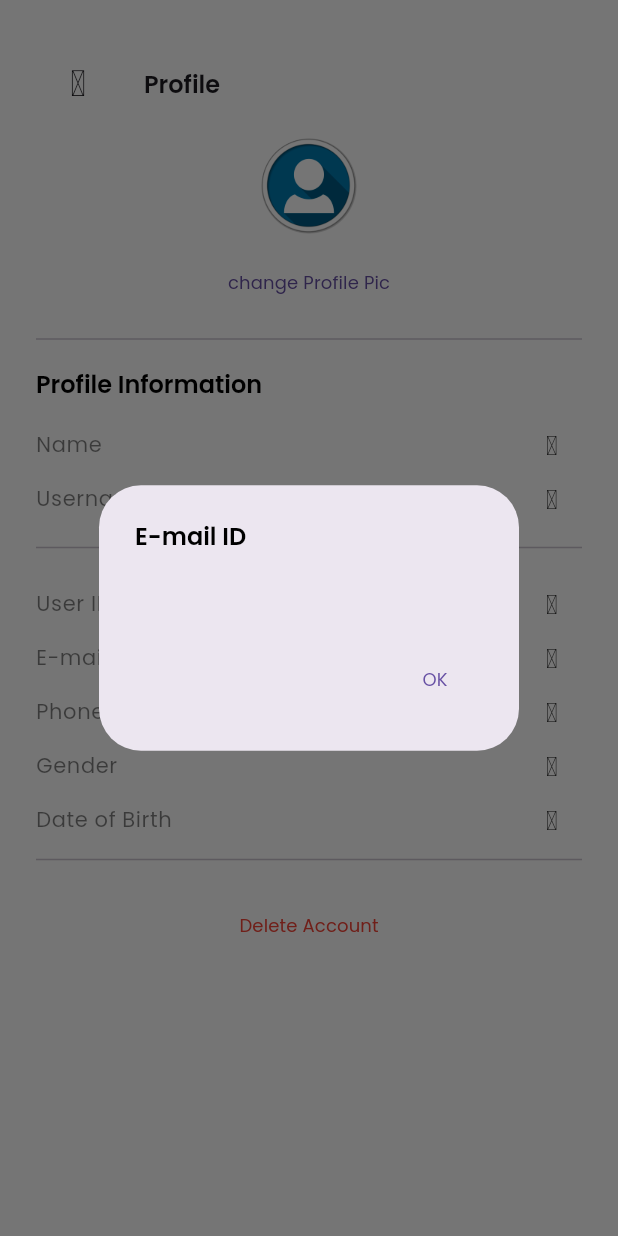
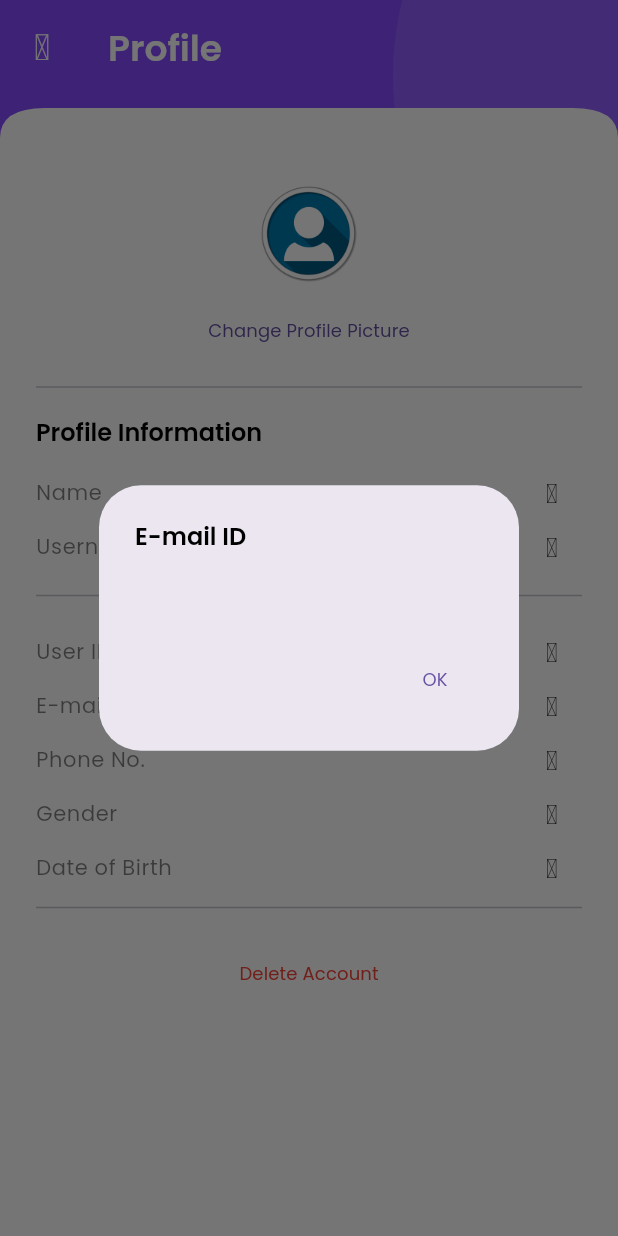
Before and after one commit to Madhu1004/law_app, a Flutter app: the ProfileScreen screen opened directly, after a tap on "E-mail", on a phone screen of 412 x 824 dp. Run offline on Flutter 3.47's test engine with Material 3 defaults, Android fonts, the phone set to English and light mode, and no system bars; our stand-ins replace cached_network_image, carousel_slider, cloud_firestore, connectivity_plus, file_picker, firebase_auth and 13 more; missing offline and left inert: flutter_pdfview; accounts and stored records are empty.

Commit message:
Few changes in UI are made.

```diff
--- a/lib/reusable_widgets/reusable_widgets.dart
+++ b/lib/reusable_widgets/reusable_widgets.dart
@@ -626,7 +626,7 @@ class TAppBar extends StatelessWidget implements PreferredSizeWidget {
         leading: showBackArrow
             ? IconButton(
                 onPressed: () => Get.back(),
-                icon: const Icon(Iconsax.arrow_left))
+                icon: const Icon(Iconsax.arrow_left,color: Colors.white,))
             : leadingIcon != null
                 ? IconButton(
                     onPressed: () => Scaffold.of(context).openDrawer(),
--- a/lib/screens/applications/application_form.dart
+++ b/lib/screens/applications/application_form.dart
@@ -133,7 +133,7 @@ class _ApplicationFormState extends State<ApplicationForm> {
   Widget build(BuildContext context) {
     return Scaffold(appBar: AppBar(
       leading: IconButton(
-        icon: const Icon(Icons.arrow_back),
+        icon: const Icon(Icons.arrow_back,color: Colors.white,),
         onPressed: () {
           Navigator.of(context).pop();
         },
--- a/lib/screens/main/profile.dart
+++ b/lib/screens/main/profile.dart
@@ -11,21 +11,33 @@ import '../../features/authentication/controllers/updatecontrollers/update_name_
 import '../../features/authentication/controllers/user_controller.dart';
 
 class ProfileScreen extends StatelessWidget {
-  const ProfileScreen({super.key});
+  const ProfileScreen({Key? key});
 
   @override
   Widget build(BuildContext context) {
     final controller = UserController.instance;
     return Scaffold(
       body: SingleChildScrollView(
-        child: Padding(
+        child: Column(
+          children: [
+            TPrimaryHeaderContainer(
+              child: Column(
+                children: [
+                  TAppBar(
+                    title: Text(
+                      'Profile',
+                      style: Theme.of(context).textTheme.headlineMedium?.copyWith(color: Colors.white),
+                    ),
+                    showBackArrow: true,
+                  ),
+                  const SizedBox(height: TSizes.spaceBetweenSections),
+                ],
+              ),
+            ),
+            Padding(
               padding: const EdgeInsets.all(TSizes.defaultSpace),
               child: Column(
                 children: [
-              const TAppBar(
-                showBackArrow: true,
-                title: Text('Profile'),
-              ),
                   SizedBox(
                     width: double.infinity,
                     child: Column(
@@ -47,13 +59,11 @@ class ProfileScreen extends StatelessWidget {
                         }),
                         TextButton(
                           onPressed: () => controller.uploadUserProfilePicture(),
-                      child: const Text('change Profile Pic'),
+                          child: const Text('Change Profile Picture'),
                         ),
                       ],
                     ),
                   ),
-
-
                   const SizedBox(height: TSizes.spaceBtwItems / 2),
                   const Divider(),
                   const SizedBox(height: TSizes.spaceBtwItems),
@@ -145,25 +155,38 @@ class ProfileScreen extends StatelessWidget {
                 ],
               ),
             ),
+          ],
+        ),
       ),
     );
   }
 }
 
 class ChangeName extends StatelessWidget {
-  const ChangeName({super.key});
+  const ChangeName({Key? key});
 
   @override
   Widget build(BuildContext context) {
     final controller = Get.put(UpdateNameController());
     return Scaffold(
-      appBar: TAppBar(
+      body: SingleChildScrollView(
+        child: Column(
+          children: [
+            TPrimaryHeaderContainer(
+              child: Column(
+                children: [
+                  TAppBar(
+                    title: Text(
+                      'Change Name',
+                      style: Theme.of(context).textTheme.headlineMedium?.copyWith(color: Colors.white),
+                    ),
                     showBackArrow: true,
-        title: Text('Change Name',
-            style: Theme.of(context).textTheme.headlineSmall),
                   ),
-      body: SingleChildScrollView(
-        child: Padding(
+                  const SizedBox(height: TSizes.spaceBetweenSections),
+                ],
+              ),
+            ),
+            Padding(
               padding: const EdgeInsets.all(TSizes.defaultSpace),
               child: Column(
                 crossAxisAlignment: CrossAxisAlignment.start,
@@ -208,10 +231,10 @@ class ChangeName extends StatelessWidget {
                       child: const Text('Save'),
                     ),
                   ),
-              const SizedBox(height: TSizes.defaultSpace),
-              // Add some bottom padding
                 ],
               ),
+            ),
+          ],
         ),
       ),
     );
--- a/lib/screens/main/settings.dart
+++ b/lib/screens/main/settings.dart
@@ -31,7 +31,7 @@ class SettingsScreen extends StatelessWidget {
                             .headlineMedium
                             ?.apply(color: Colors.white)),
                   ),
-                  const SizedBox(height: TSizes.spaceBetweenSections),
+                  const SizedBox(height: TSizes.spaceBtwItems),
                   TUserProfileTile(
                       onPressed: () => Get.to(() => const ProfileScreen())),
                   const SizedBox(height: TSizes.spaceBetweenSections),
```
Also changed, not shown: lib/screens/applications/full_form_screen.dart (+4 -4 lines). Lines whose indentation alone changed are shown as unchanged.
